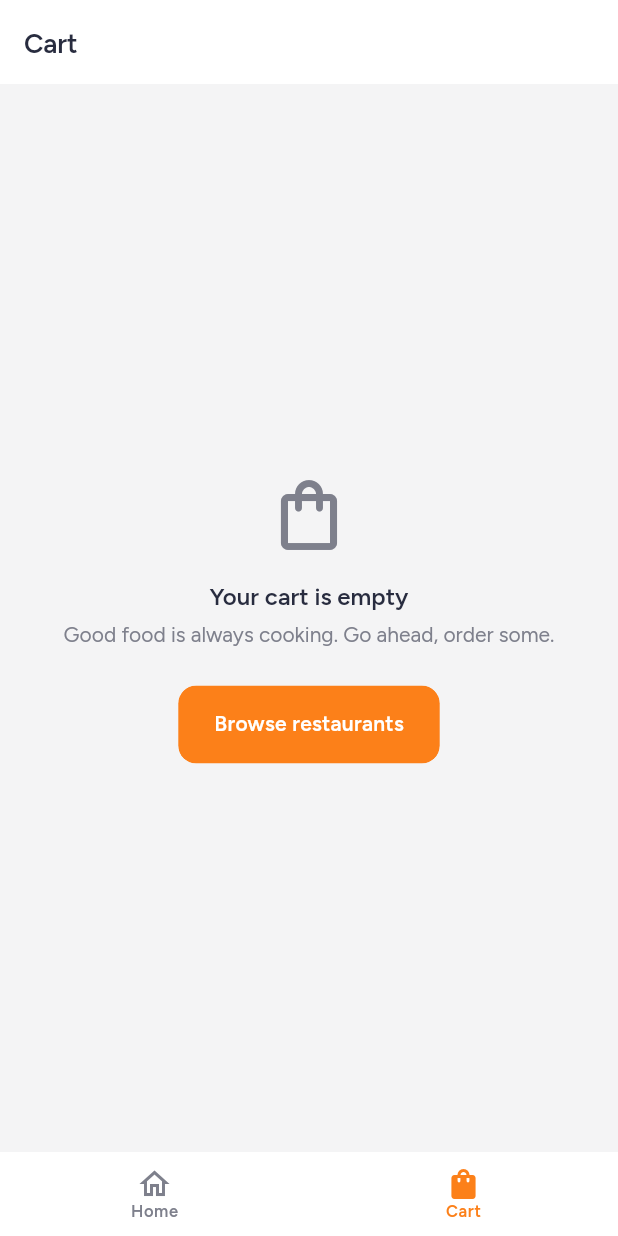
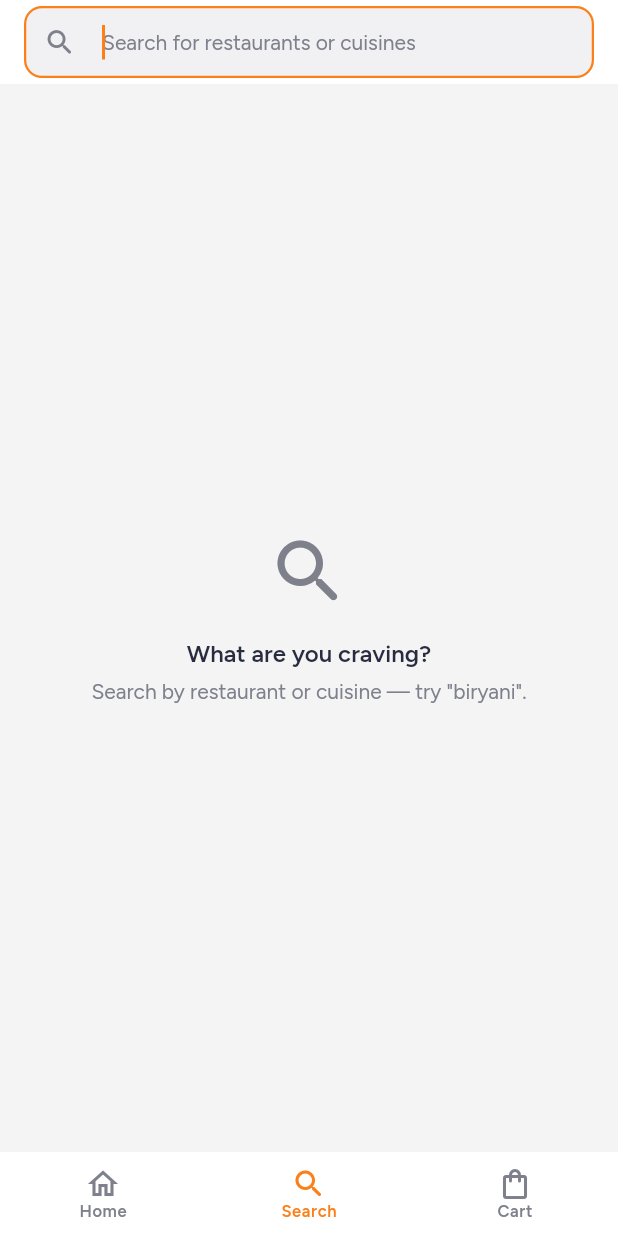
Before and after one commit to nayansuthar-1/zopiqnow, a Flutter app: the screen it shows after launch, item 2 of the bottom bar chosen, on a phone screen of 412 x 824 dp. Run offline on Flutter 3.47's test engine with Material 3 defaults, Android fonts, the phone set to English and light mode, and no system bars; our stand-ins replace flutter_riverpod, go_router; network calls fail.

Commit message:
feat(search): debounced restaurant search, live Search tab
Adds the search feature and promotes Search to a real shell tab, so Home's
search bar finally has a destination.

- searchRestaurants on the repository, matching name and cuisine
  case-insensitively. A blank query returns nothing rather than the whole
  catalogue: "no query" and "no results" are different screens.
- The results provider debounces 300ms. Riverpod disposes and rebuilds it on
  each keystroke, so an in-flight search is abandoned before the repository is
  ever called — typing "biryani" costs one search, not seven.
- Recent searches are recorded by the UI on submit or on opening a result, never
  by the debounced provider, which would otherwise fill the list with every
  prefix the user paused on ("b", "bi", "bir").

Fixes a crash the widget test caught: RestaurantCard carries a Hero tagged by
restaurant id, and Home and Search are both mounted inside the shell's
IndexedStack — one Navigator, two Heroes, same tag. Opening a search result for
a restaurant also visible on Home threw "multiple heroes share the same tag".
The Hero is now opt-in per call site; Search opts out, losing the image flight
but not the navigation. Regression test included.

Search matches names and cuisines, not dish names. Every mock restaurant returns
the same menu, so a dish index would return nonsense. The hint text on Home and
in the field now says "restaurants or cuisines" rather than promising dishes.

Recent searches are in memory and vanish on restart. Persisting them needs
shared_preferences — a new dependency, so an explicit decision, not one to slip
in under the version freeze.

Verified: analyze clean, 38 tests (11 new), and the full Home -> Search -> type
-> result -> menu flow driven on a physical Android device with logcat clean.

```diff
--- a/apps/customer/lib/app/app_shell.dart
+++ b/apps/customer/lib/app/app_shell.dart
@@ -11,9 +11,9 @@ import 'package:zopiqnow/features/cart/presentation/providers/cart_providers.dar
 /// navigation stack *and* its scroll position: leaving Home half-scrolled and
 /// coming back lands exactly where you left.
 ///
-/// Only the tabs that exist are here. Search and Account arrive with the
-/// features behind them (DEVELOPMENT_PLAN steps 4 and 5) — each is one more
-/// [StatefulShellBranch]. A tab that navigates to nothing reads as broken.
+/// Only the tabs that exist are here. Account arrives with the feature behind it
+/// (DEVELOPMENT_PLAN step 5) as one more [StatefulShellBranch]. A tab that
+/// navigates to nothing reads as broken.
 class AppShell extends StatelessWidget {
   const AppShell({required this.navigationShell, super.key});
 
@@ -60,6 +60,11 @@ class _ShellNavBar extends ConsumerWidget {
             activeIcon: Icon(Icons.home_rounded),
             label: 'Home',
           ),
+          const BottomNavigationBarItem(
+            icon: Icon(Icons.search_outlined),
+            activeIcon: Icon(Icons.search_rounded),
+            label: 'Search',
+          ),
           BottomNavigationBarItem(
             icon: _CartIcon(
               count: itemCount,
--- a/apps/customer/lib/app/router.dart
+++ b/apps/customer/lib/app/router.dart
@@ -6,13 +6,16 @@ import 'package:zopiqnow/app/app_shell.dart';
 import 'package:zopiqnow/features/about/presentation/licenses_page.dart';
 import 'package:zopiqnow/features/cart/presentation/pages/cart_page.dart';
 import 'package:zopiqnow/features/design_showcase/presentation/design_showcase_page.dart';
+import 'package:zopiqnow/features/home/domain/entities/restaurant.dart';
 import 'package:zopiqnow/features/home/presentation/home_page.dart';
 import 'package:zopiqnow/features/menu/presentation/pages/menu_page.dart';
+import 'package:zopiqnow/features/search/presentation/pages/search_page.dart';
 
 /// Route name constants — referenced instead of raw path strings.
 abstract final class Routes {
   static const String home = 'home';
   static const String showcase = 'showcase';
+  static const String search = 'search';
   static const String menu = 'menu';
   static const String cart = 'cart';
   static const String licenses = 'licenses';
@@ -35,6 +38,20 @@ final Provider<GoRouter> routerProvider = Provider<GoRouter>((Ref ref) {
                 path: '/',
                 name: Routes.home,
                 builder: (_, _) => const HomePage(),
+              ),
+            ],
+          ),
+          StatefulShellBranch(
+            routes: <RouteBase>[
+              GoRoute(
+                path: '/search',
+                name: Routes.search,
+                builder: (BuildContext context, _) => SearchPage(
+                  onOpenRestaurant: (Restaurant r) => context.pushNamed(
+                    Routes.menu,
+                    pathParameters: <String, String>{'id': r.id},
+                  ),
+                ),
               ),
             ],
           ),
--- a/apps/customer/lib/features/home/data/datasources/restaurant_mock_datasource.dart
+++ b/apps/customer/lib/features/home/data/datasources/restaurant_mock_datasource.dart
@@ -40,6 +40,23 @@ class RestaurantMockDataSource {
       if (r.id == id) return r;
     }
     return null;
+  }
+
+  /// Substring match on name and cuisines. The real search service will do
+  /// tokenising, typo tolerance and ranking server-side; this only has to be
+  /// good enough to build the screen against.
+  Future<List<Restaurant>> search(String query) async {
+    await Future<void>.delayed(latency);
+    if (shouldFail) {
+      throw const _MockNetworkException();
+    }
+    final String q = query.trim().toLowerCase();
+    if (q.isEmpty) return const <Restaurant>[];
+
+    return _seed.where((Restaurant r) {
+      if (r.name.toLowerCase().contains(q)) return true;
+      return r.cuisines.any((String c) => c.toLowerCase().contains(q));
+    }).toList(growable: false);
   }
 
   static const List<Restaurant> _seed = <Restaurant>[
--- a/apps/customer/lib/features/home/data/repositories/restaurant_repository_impl.dart
+++ b/apps/customer/lib/features/home/data/repositories/restaurant_repository_impl.dart
@@ -33,4 +33,13 @@ class RestaurantRepositoryImpl implements RestaurantRepository {
     if (found == null) throw const RestaurantNotFound();
     return found;
   }
+
+  @override
+  Future<List<Restaurant>> searchRestaurants(String query) async {
+    try {
+      return await _dataSource.search(query);
+    } on Object catch (_) {
+      throw const RestaurantLoadFailure('We couldn\'t run that search.');
+    }
+  }
 }
--- a/apps/customer/lib/features/home/domain/repositories/restaurant_repository.dart
+++ b/apps/customer/lib/features/home/domain/repositories/restaurant_repository.dart
@@ -18,6 +18,14 @@ abstract interface class RestaurantRepository {
   /// Throws [RestaurantNotFound] when no such restaurant exists, and
   /// [RestaurantLoadFailure] on any transport/parse error.
   Future<Restaurant> getRestaurantById(String id);
+
+  /// Restaurants matching [query] by name or cuisine, case-insensitively.
+  ///
+  /// A blank query yields an empty list rather than the whole catalogue: "no
+  /// query" and "no results" are different screens, and the caller decides.
+  ///
+  /// Throws [RestaurantLoadFailure] on any transport/parse error.
+  Future<List<Restaurant>> searchRestaurants(String query);
 }
 
 /// The requested restaurant does not exist — a stale link, or a vendor that has
--- a/apps/customer/lib/features/home/presentation/home_page.dart
+++ b/apps/customer/lib/features/home/presentation/home_page.dart
@@ -62,7 +62,7 @@ class HomePage extends ConsumerWidget {
               HomeSliverAppBar(
                 address: _address,
                 onTapLocation: () {},
-                onTapSearch: () {},
+                onTapSearch: () => context.goNamed(Routes.search),
                 // Until the Account feature lands, the profile button opens the
                 // credits screen — which the artwork licence requires us to ship
                 // anyway. Better a real destination than a tap that does nothing.
--- a/apps/customer/lib/features/home/presentation/widgets/home_app_bar.dart
+++ b/apps/customer/lib/features/home/presentation/widgets/home_app_bar.dart
@@ -167,7 +167,9 @@ class _SearchField extends StatelessWidget {
           children: <Widget>[
             Expanded(
               child: Text(
-                'Search for restaurants or dishes',
+                // Search matches restaurant names and cuisines, not dish names —
+                // say so rather than promise what it does not do.
+                'Search for restaurants or cuisines',
                 style: t.bodyMedium?.copyWith(color: zc.textMuted),
               ),
             ),
--- a/apps/customer/lib/features/home/presentation/widgets/restaurant_card.dart
+++ b/apps/customer/lib/features/home/presentation/widgets/restaurant_card.dart
@@ -15,10 +15,24 @@ String restaurantImageHeroTag(String restaurantId) =>
 /// Discovery card for a single [Restaurant]. Pure presentation — all color,
 /// spacing, radius, and type come from zopiq_ui tokens (Rule 2).
 class RestaurantCard extends StatelessWidget {
-  const RestaurantCard({required this.restaurant, this.onTap, super.key});
+  const RestaurantCard({
+    required this.restaurant,
+    this.onTap,
+    this.heroic = true,
+    super.key,
+  });
 
   final Restaurant restaurant;
   final VoidCallback? onTap;
+
+  /// Whether this card's image is the Hero source for the menu header.
+  ///
+  /// Exactly one mounted card per restaurant may claim it. Home and Search both
+  /// live in the shell's `IndexedStack` — both mounted, one Navigator — so a
+  /// restaurant showing in both would register two Heroes under one tag and
+  /// crash the next route transition. Search therefore opts out; it loses the
+  /// image flight, not the navigation.
+  final bool heroic;
 
   @override
   Widget build(BuildContext context) {
@@ -31,7 +45,7 @@ class RestaurantCard extends StatelessWidget {
       child: Column(
         crossAxisAlignment: CrossAxisAlignment.start,
         children: <Widget>[
-          _CardImage(restaurant: restaurant),
+          _CardImage(restaurant: restaurant, heroic: heroic),
           Padding(
             padding: const EdgeInsets.all(ZopiqSpacing.md),
             child: Column(
@@ -88,13 +102,15 @@ class RestaurantCard extends StatelessWidget {
 }
 
 class _CardImage extends StatelessWidget {
-  const _CardImage({required this.restaurant});
+  const _CardImage({required this.restaurant, required this.heroic});
 
   final Restaurant restaurant;
+  final bool heroic;
 
   @override
   Widget build(BuildContext context) {
     final ZopiqColors zc = context.zc;
+    final Widget image = RestaurantImage(restaurant: restaurant);
 
     return ClipRRect(
       borderRadius: const BorderRadius.vertical(
@@ -105,13 +121,13 @@ class _CardImage extends StatelessWidget {
         child: Stack(
           fit: StackFit.expand,
           children: <Widget>[
-            // Flies into the menu header. Only the list card carries this tag —
-            // the top-chains rail shows the same restaurants, and two Heroes
-            // sharing a tag on one route is a crash.
-            Hero(
-              tag: restaurantImageHeroTag(restaurant.id),
-              child: RestaurantImage(restaurant: restaurant),
-            ),
+            // Flies into the menu header. Guarded by [heroic]: the top-chains
+            // rail and the Search results show the same restaurants, and two
+            // Heroes sharing a tag in one Navigator is a crash.
+            if (heroic)
+              Hero(tag: restaurantImageHeroTag(restaurant.id), child: image)
+            else
+              image,
             if (restaurant.promoText != null)
               Positioned(
                 left: ZopiqSpacing.sm,
--- /dev/null
+++ b/apps/customer/lib/features/search/presentation/pages/search_page.dart
@@ -0,0 +1,308 @@
+import 'package:flutter/material.dart';
+import 'package:flutter_riverpod/flutter_riverpod.dart';
+import 'package:zopiq_ui/zopiq_ui.dart';
+
+import 'package:zopiqnow/features/home/domain/entities/restaurant.dart';
+import 'package:zopiqnow/features/home/domain/repositories/restaurant_repository.dart';
+import 'package:zopiqnow/features/home/presentation/widgets/restaurant_card.dart';
+import 'package:zopiqnow/features/search/presentation/providers/search_providers.dart';
+
+/// Restaurant search. Results reuse [RestaurantCard], so a restaurant looks the
+/// same here as on Home.
+class SearchPage extends ConsumerStatefulWidget {
+  const SearchPage({required this.onOpenRestaurant, super.key});
+
+  final void Function(Restaurant restaurant) onOpenRestaurant;
+
+  @override
+  ConsumerState<SearchPage> createState() => _SearchPageState();
+}
+
+class _SearchPageState extends ConsumerState<SearchPage> {
+  late final TextEditingController _controller = TextEditingController(
+    text: ref.read(searchQueryProvider),
+  );
+
+  @override
+  void dispose() {
+    _controller.dispose();
+    super.dispose();
+  }
+
+  void _submit(String query) {
+    if (query.trim().isEmpty) return;
+    ref.read(recentSearchesProvider.notifier).record(query);
+  }
+
+  void _useRecent(String query) {
+    _controller.text = query;
+    ref.read(searchQueryProvider.notifier).set(query);
+  }
+
+  void _open(Restaurant restaurant) {
+    // Opening a result means the query was a good one; worth remembering.
+    ref.read(recentSearchesProvider.notifier).record(ref.read(searchQueryProvider));
+    widget.onOpenRestaurant(restaurant);
+  }
+
+  @override
+  Widget build(BuildContext context) {
+    final String query = ref.watch(searchQueryProvider).trim();
+    final AsyncValue<List<Restaurant>> results = ref.watch(searchResultsProvider);
+
+    return Scaffold(
+      appBar: AppBar(
+        titleSpacing: ZopiqSpacing.pageGutter,
+        title: _SearchField(
+          controller: _controller,
+          onChanged: ref.read(searchQueryProvider.notifier).set,
+          onSubmitted: _submit,
+          onClear: () {
+            _controller.clear();
+            ref.read(searchQueryProvider.notifier).clear();
+          },
+        ),
+      ),
+      body: query.isEmpty
+          ? _RecentSearches(onTap: _useRecent)
+          : results.when(
+              // The debounce lives inside the provider, so this shimmer covers
+              // both the wait and the fetch. To the user they are one thing.
+              loading: () => const _SearchSkeleton(),
+              error: (Object error, _) => _SearchError(
+                message: error is RestaurantLoadFailure
+                    ? error.message
+                    : 'Please check your connection and try again.',
+                onRetry: () => ref.invalidate(searchResultsProvider),
+              ),
+              data: (List<Restaurant> found) => found.isEmpty
+                  ? _NoResults(query: query)
+                  : _Results(restaurants: found, onTap: _open),
+            ),
+    );
+  }
+}
+
+class _SearchField extends StatelessWidget {
+  const _SearchField({
+    required this.controller,
+    required this.onChanged,
+    required this.onSubmitted,
+    required this.onClear,
+  });
+
+  final TextEditingController controller;
+  final ValueChanged<String> onChanged;
+  final ValueChanged<String> onSubmitted;
+  final VoidCallback onClear;
+
+  @override
+  Widget build(BuildContext context) {
+    final ZopiqColors zc = context.zc;
+
+    return TextField(
+      controller: controller,
+      onChanged: onChanged,
+      onSubmitted: onSubmitted,
+      autofocus: true,
+      textInputAction: TextInputAction.search,
+      style: Theme.of(context).textTheme.bodyLarge,
+      decoration: InputDecoration(
+        hintText: 'Search for restaurants or cuisines',
+        prefixIcon: Icon(Icons.search_rounded, color: zc.textMuted, size: 22),
+        suffixIcon: ValueListenableBuilder<TextEditingValue>(
+          valueListenable: controller,
+          builder: (BuildContext context, TextEditingValue value, _) {
+            if (value.text.isEmpty) return const SizedBox.shrink();
+            return IconButton(
+              icon: Icon(Icons.close_rounded, color: zc.textMuted, size: 20),
+              onPressed: onClear,
+            );
+          },
+        ),
+      ),
+    );
+  }
+}
+
+class _Results extends StatelessWidget {
+  const _Results({required this.restaurants, required this.onTap});
+
+  final List<Restaurant> restaurants;
+  final ValueChanged<Restaurant> onTap;
+
+  @override
+  Widget build(BuildContext context) {
+    return ListView.separated(
+      padding: const EdgeInsets.all(ZopiqSpacing.lg),
+      itemCount: restaurants.length,
+      separatorBuilder: (_, _) => const SizedBox(height: ZopiqSpacing.lg),
+      itemBuilder: (BuildContext context, int i) => RepaintBoundary(
+        child: RestaurantCard(
+          restaurant: restaurants[i],
+          onTap: () => onTap(restaurants[i]),
+          // Home's card owns the Hero tag for this restaurant; both screens are
+          // mounted at once inside the shell. See RestaurantCard.heroic.
+          heroic: false,
+        ),
+      ),
+    );
+  }
+}
+
+class _RecentSearches extends ConsumerWidget {
+  const _RecentSearches({required this.onTap});
+
+  final ValueChanged<String> onTap;
+
+  @override
+  Widget build(BuildContext context, WidgetRef ref) {
+    final List<String> recents = ref.watch(recentSearchesProvider);
+    final ZopiqColors zc = context.zc;
+    final TextTheme t = Theme.of(context).textTheme;
+
+    if (recents.isEmpty) {
+      return const _Centered(
+        icon: Icons.search_rounded,
+        title: 'What are you craving?',
+        detail: 'Search by restaurant or cuisine — try "biryani".',
+      );
+    }
+
+    return ListView(
+      padding: const EdgeInsets.all(ZopiqSpacing.lg),
+      children: <Widget>[
+        Row(
+          mainAxisAlignment: MainAxisAlignment.spaceBetween,
+          children: <Widget>[
+            Text('Recent searches', style: t.titleSmall),
+            TextButton(
+              onPressed: ref.read(recentSearchesProvider.notifier).clear,
+              child: const Text('Clear'),
+            ),
+          ],
+        ),
+        for (final String query in recents)
+          ListTile(
+            contentPadding: EdgeInsets.zero,
+            leading: Icon(Icons.history_rounded, color: zc.textMuted),
+            title: Text(query, style: t.bodyLarge),
+            trailing: Icon(Icons.north_west_rounded, size: 18, color: zc.textMuted),
+            onTap: () => onTap(query),
+          ),
+      ],
+    );
+  }
+}
+
+class _NoResults extends StatelessWidget {
+  const _NoResults({required this.query});
+
+  final String query;
+
+  @override
+  Widget build(BuildContext context) {
+    return _Centered(
+      icon: Icons.search_off_rounded,
+      title: 'No results for "$query"',
+      detail: 'Try a different dish, cuisine, or restaurant name.',
+    );
+  }
+}
+
+class _SearchError extends StatelessWidget {
+  const _SearchError({required this.message, required this.onRetry});
+
+  final String message;
+  final VoidCallback onRetry;
+
+  @override
+  Widget build(BuildContext context) {
+    final ZopiqColors zc = context.zc;
+    final TextTheme t = Theme.of(context).textTheme;
+
+    return Center(
+      child: Padding(
+        padding: const EdgeInsets.all(ZopiqSpacing.xl),
+        child: Column(
+          mainAxisSize: MainAxisSize.min,
+          children: <Widget>[
+            Icon(Icons.wifi_off_rounded, size: 56, color: zc.textMuted),
+            const SizedBox(height: ZopiqSpacing.lg),
+            Text(
+              message,
+              style: t.bodyMedium?.copyWith(color: zc.textMuted),
+              textAlign: TextAlign.center,
+            ),
+            const SizedBox(height: ZopiqSpacing.xl),
+            ZopiqButton(
+              label: 'Try again',
+              icon: Icons.refresh_rounded,
+              expand: false,
+              onPressed: onRetry,
+            ),
+          ],
+        ),
+      ),
+    );
+  }
+}
+
+class _SearchSkeleton extends StatelessWidget {
+  const _SearchSkeleton();
+
+  @override
+  Widget build(BuildContext context) {
+    return const Padding(
+      padding: EdgeInsets.all(ZopiqSpacing.lg),
+      child: ZopiqShimmer(
+        child: Column(
+          crossAxisAlignment: CrossAxisAlignment.start,
+          children: <Widget>[
+            ZopiqSkeletonBox(height: 180, borderRadius: ZopiqRadii.rLg),
+            SizedBox(height: ZopiqSpacing.lg),
+            ZopiqSkeletonBox(height: 180, borderRadius: ZopiqRadii.rLg),
+          ],
+        ),
+      ),
+    );
+  }
+}
+
+class _Centered extends StatelessWidget {
+  const _Centered({
+    required this.icon,
+    required this.title,
+    required this.detail,
+  });
+
+  final IconData icon;
+  final String title;
+  final String detail;
+
+  @override
+  Widget build(BuildContext context) {
+    final ZopiqColors zc = context.zc;
+    final TextTheme t = Theme.of(context).textTheme;
+
+    return Center(
+      child: Padding(
+        padding: const EdgeInsets.all(ZopiqSpacing.xl),
+        child: Column(
+          mainAxisSize: MainAxisSize.min,
+          children: <Widget>[
+            Icon(icon, size: 56, color: zc.textMuted),
+            const SizedBox(height: ZopiqSpacing.lg),
+            Text(title, style: t.titleMedium, textAlign: TextAlign.center),
+            const SizedBox(height: ZopiqSpacing.xs),
+            Text(
+              detail,
+              style: t.bodyMedium?.copyWith(color: zc.textMuted),
+              textAlign: TextAlign.center,
+            ),
+          ],
+        ),
+      ),
+    );
+  }
+}
--- /dev/null
+++ b/apps/customer/lib/features/search/presentation/providers/search_providers.dart
@@ -0,0 +1,80 @@
+import 'dart:async';
+
+import 'package:flutter_riverpod/flutter_riverpod.dart';
+
+import 'package:zopiqnow/features/home/domain/entities/restaurant.dart';
+import 'package:zopiqnow/features/home/presentation/providers/home_providers.dart';
+
+/// What the user has typed, updated on every keystroke. Debouncing happens
+/// downstream in [searchResultsProvider], not here — the field must stay
+/// perfectly responsive regardless of how slow search is.
+final NotifierProvider<SearchQueryNotifier, String> searchQueryProvider =
+    NotifierProvider<SearchQueryNotifier, String>(SearchQueryNotifier.new);
+
+class SearchQueryNotifier extends Notifier<String> {
+  @override
+  String build() => '';
+
+  void set(String query) => state = query;
+
+  void clear() => state = '';
+}
+
+/// Delay between the last keystroke and the search actually running.
+const Duration searchDebounce = Duration(milliseconds: 300);
+
+/// Debounced search results.
+///
+/// Re-runs on every keystroke, but waits [searchDebounce] before touching the
+/// repository. If the query changes during that wait, this provider is disposed
+/// and rebuilt, so the in-flight call is abandoned before it is ever made —
+/// typing "biryani" costs one search, not seven.
+final AutoDisposeFutureProvider<List<Restaurant>> searchResultsProvider =
+    FutureProvider.autoDispose<List<Restaurant>>((Ref ref) async {
+  final String query = ref.watch(searchQueryProvider).trim();
+  if (query.isEmpty) return const <Restaurant>[];
+
+  bool cancelled = false;
+  ref.onDispose(() => cancelled = true);
+
+  await Future<void>.delayed(searchDebounce);
+  if (cancelled) return const <Restaurant>[];
+
+  return ref.watch(restaurantRepositoryProvider).searchRestaurants(query);
+});
+
+/// Queries the user has *deliberately* run this session, most recent first.
+///
+/// Recorded by the UI on submit or on opening a result — not by the debounced
+/// results provider, which would otherwise fill this list with every prefix the
+/// user paused on ("b", "bir", "biryani").
+///
+/// In memory only: these vanish on restart. Persisting them needs a storage
+/// dependency (`shared_preferences`), an explicit decision we have not taken.
+final NotifierProvider<RecentSearchesNotifier, List<String>>
+    recentSearchesProvider =
+    NotifierProvider<RecentSearchesNotifier, List<String>>(
+  RecentSearchesNotifier.new,
+);
+
+class RecentSearchesNotifier extends Notifier<List<String>> {
+  static const int _max = 5;
+
+  @override
+  List<String> build() => const <String>[];
+
+  /// Moves [query] to the front, de-duplicated case-insensitively.
+  void record(String query) {
+    final String trimmed = query.trim();
+    if (trimmed.isEmpty) return;
+
+    final String lower = trimmed.toLowerCase();
+    final List<String> next = <String>[
+      trimmed,
+      ...state.where((String s) => s.toLowerCase() != lower),
+    ];
+    state = next.take(_max).toList(growable: false);
+  }
+
+  void clear() => state = const <String>[];
+}
```
Also changed, not shown: 2 other files.
